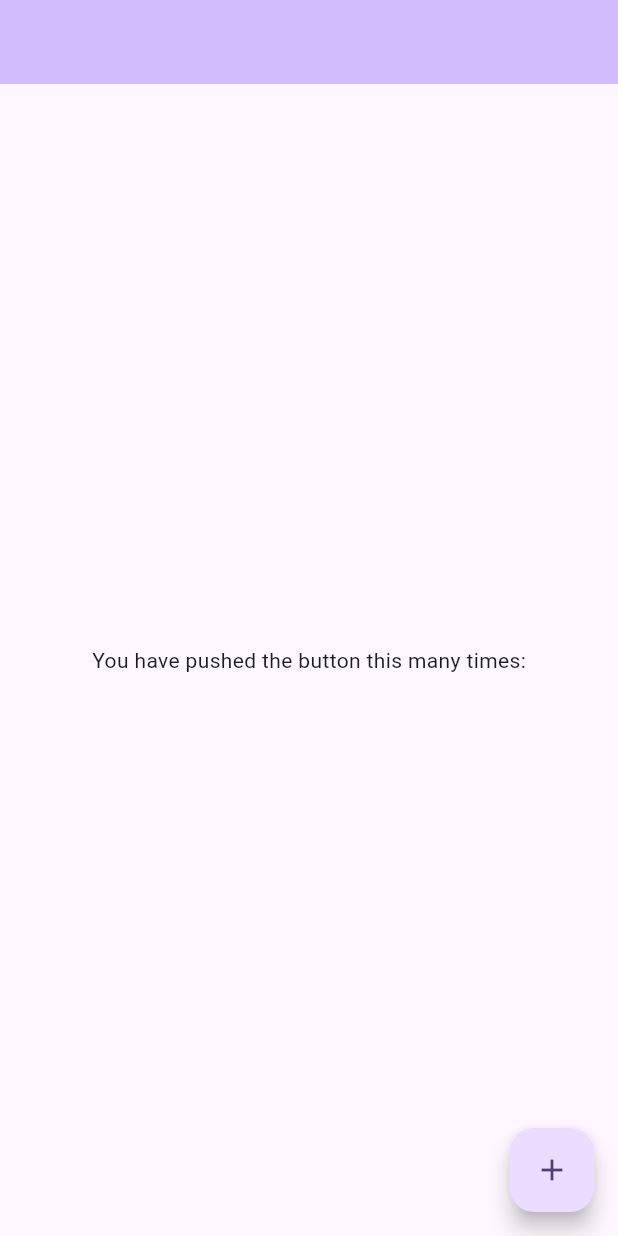
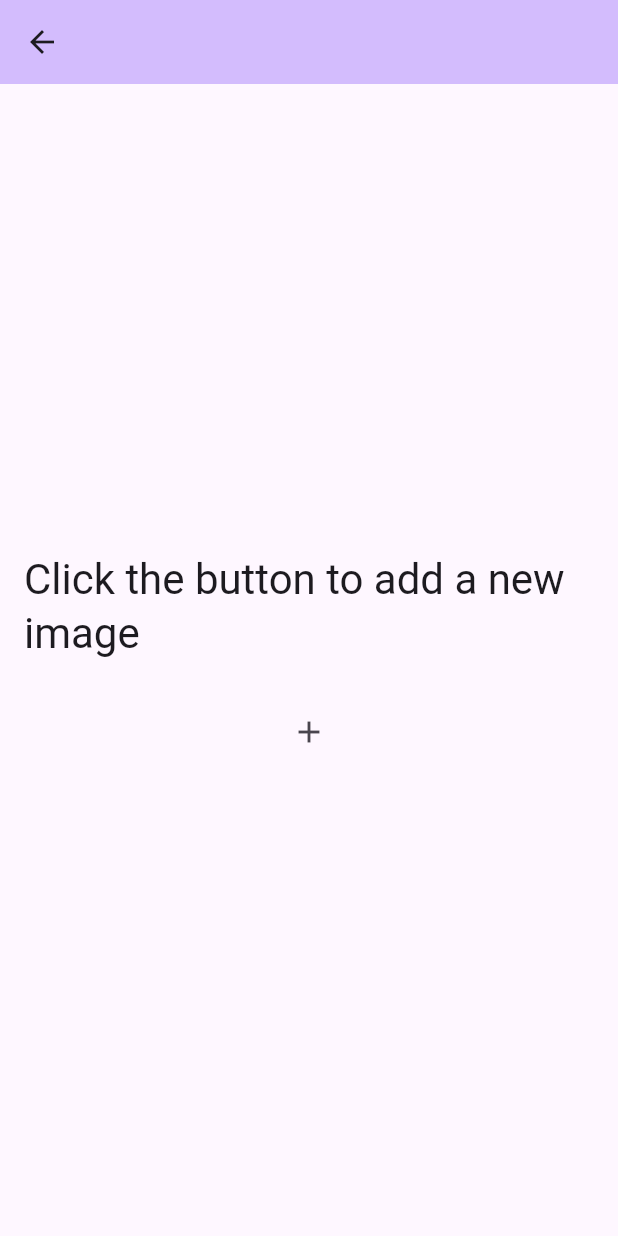
Before and after one commit to antonio-nicolau/Flutter-photo-upload-app, a Flutter app: the screen it shows after launch, after a tap on the "add" icon, on a phone screen of 412 x 824 dp. Run offline on Flutter 3.47's test engine with Material 2 defaults, Android fonts, the light colour scheme and no system bars.

Commit message:
feat: added new-image page

```diff
--- a/lib/src/modules/home/home_page.dart
+++ b/lib/src/modules/home/home_page.dart
@@ -1,4 +1,5 @@
 import 'package:flutter/material.dart';
+import 'package:wisy_image_uploader/src/modules/new_image/new_image_page.dart';
 
 class HomePage extends StatefulWidget {
   const HomePage({super.key});
@@ -20,7 +21,12 @@ class _HomePageState extends State<HomePage> {
         ),
       ),
       floatingActionButton: FloatingActionButton(
-        onPressed: () {},
+        onPressed: () {
+          Navigator.push(
+            context,
+            MaterialPageRoute(builder: (_) => const NewImagePage()),
+          );
+        },
         tooltip: 'New image',
         child: const Icon(Icons.add),
       ),
--- /dev/null
+++ b/lib/src/modules/new_image/new_image_page.dart
@@ -0,0 +1,36 @@
+import 'package:flutter/material.dart';
+
+class NewImagePage extends StatefulWidget {
+  const NewImagePage({super.key});
+
+  @override
+  State<NewImagePage> createState() => _NewImagePageState();
+}
+
+class _NewImagePageState extends State<NewImagePage> {
+  @override
+  Widget build(BuildContext context) {
+    return Scaffold(
+      appBar: AppBar(
+        backgroundColor: Theme.of(context).colorScheme.inversePrimary,
+      ),
+      body: Container(
+        padding: const EdgeInsets.symmetric(horizontal: 16),
+        child: Column(
+          mainAxisAlignment: MainAxisAlignment.center,
+          children: [
+            Text(
+              'Click the button to add a new image',
+              style: Theme.of(context).textTheme.headlineMedium,
+            ),
+            const SizedBox(height: 24),
+            IconButton(
+              onPressed: () {},
+              icon: const Icon(Icons.add),
+            ),
+          ],
+        ),
+      ),
+    );
+  }
+}
```
